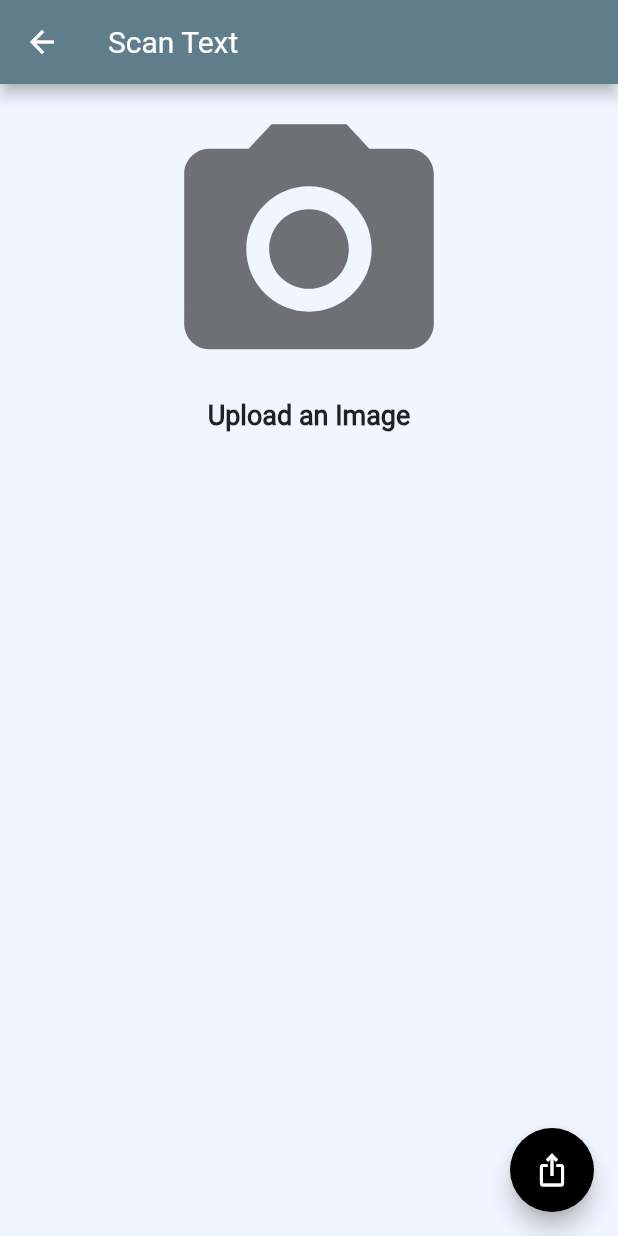
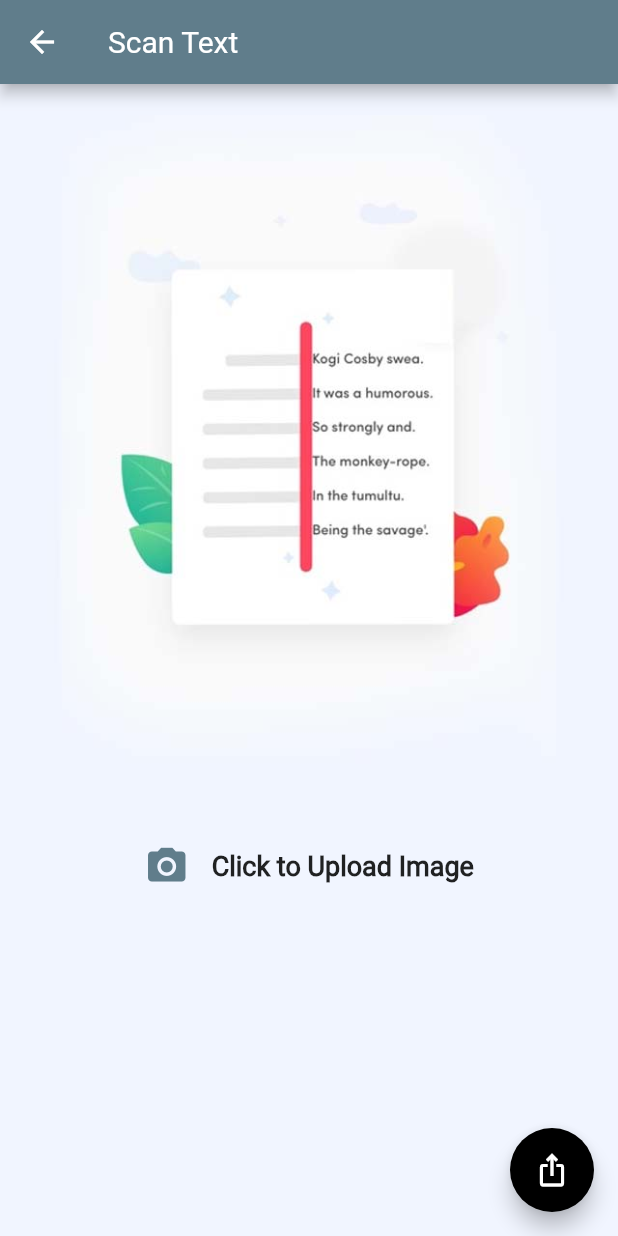
Before and after one commit to prince-cloud/hwrs_app, a Flutter app: the ConvertText screen opened directly, on a phone screen of 412 x 824 dp. Run offline on Flutter 3.47's test engine with Material 2 defaults, Android fonts, the light colour scheme and no system bars; drawn by our look-alikes of flutter_speed_dial; our stand-ins replace assets_audio_player, image_picker; missing offline and left inert: flutter_downloader.

```diff
--- a/lib/screens/about.dart
+++ b/lib/screens/about.dart
@@ -86,7 +86,7 @@ class _AboutState extends State<About> {
               crossAxisAlignment: CrossAxisAlignment.start,
               children: const [
                 Text(
-                  "Stephani Afram - [ 4601218 ]",
+                  "Afram Stephanie A. Froiwah - [ 4602818 ]",
                 ),
                 Text(
                   "Acheampong Prince - [ 4601218 ]",
--- a/lib/screens/scan_text.dart
+++ b/lib/screens/scan_text.dart
@@ -104,23 +104,28 @@ class _ConvertTextState extends State<ConvertText> {
       body: ListView(
         children: [
           imageXFile == null
-              ? InkWell(
+              ? Column(
+                  children: [
+                    Image.asset("assets/images/ocr.jpg"),
+                    InkWell(
                       onTap: () {
                         selectImage();
                       },
                       child: Center(
-                    child: Column(
+                        child: Row(
+                          mainAxisAlignment: MainAxisAlignment.center,
+                          crossAxisAlignment: CrossAxisAlignment.center,
                           children: const [
-                        SizedBox(
-                          height: 10,
-                        ),
                             Icon(
                               Icons.camera_alt,
-                          size: 200,
-                          color: Colors.black54,
+                              size: 30,
+                              color: Colors.blueGrey,
+                            ),
+                            SizedBox(
+                              width: 15,
                             ),
                             Text(
-                          "Upload an Image",
+                              "Click to Upload Image",
                               style: TextStyle(
                                 fontWeight: FontWeight.bold,
                                 fontSize: 18,
@@ -130,8 +135,13 @@ class _ConvertTextState extends State<ConvertText> {
                         ),
                       ),
                     )
+                  ],
+                )
               : Column(
                   children: [
+                    const SizedBox(
+                      height: 20,
+                    ),
                     Container(
                       width: MediaQuery.of(context).size.width,
                       height: 300,
```
Also changed, not shown: lib/screens/text_to_speech.dart (+3 -17 lines), lib/screens/translate_text.dart (+26 -9 lines), lib/services/service.dart (+4 -4 lines), assets/images/ocr.jpg (added), 2 other files. Lines whose indentation alone changed are shown as unchanged.
